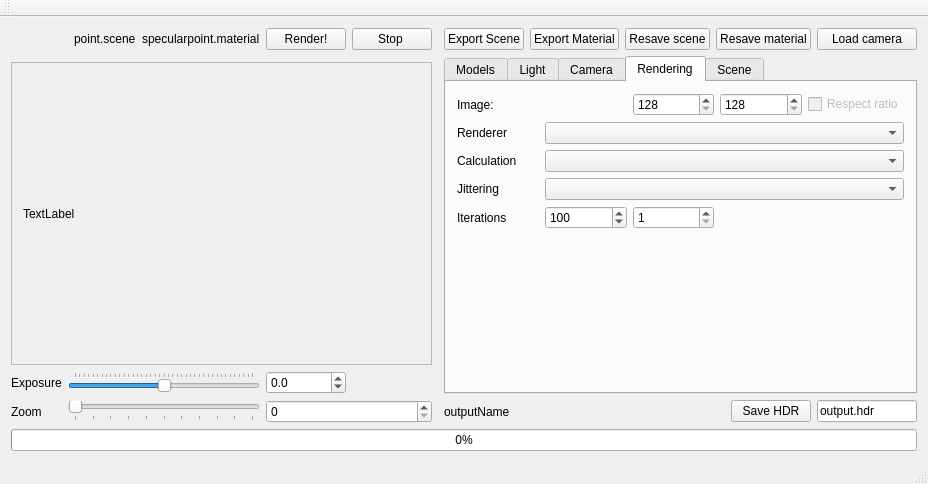
Old version of the form RaySamplesGui/TracingGui/Sources/tracinggui.ui in the repository caronnee/graphicsbasics.
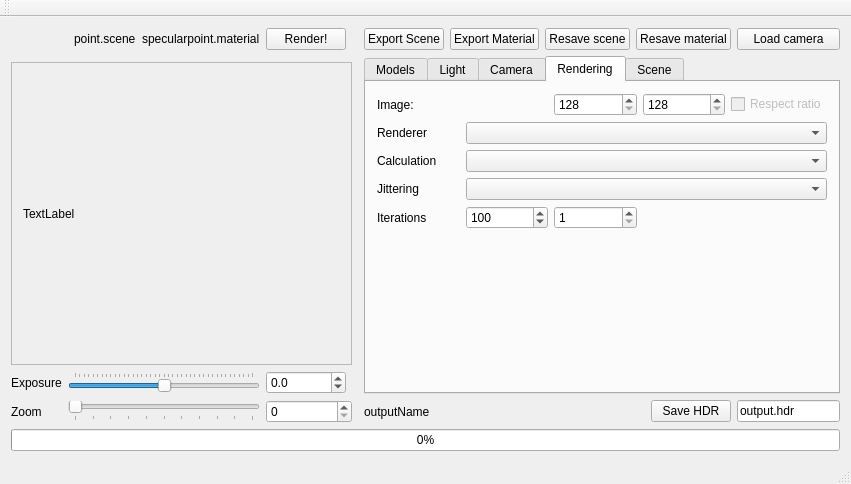
New version of the form. Custom widgets are drawn as their Qt base class.

```diff
--- a/RaySamplesGui/TracingGui/Sources/tracinggui.ui
+++ b/RaySamplesGui/TracingGui/Sources/tracinggui.ui
@@ -1117,7 +1117,7 @@
         <rect>
          <x>0</x>
          <y>0</y>
-         <width>385</width>
+         <width>310</width>
          <height>289</height>
         </rect>
        </property>
@@ -1145,13 +1145,6 @@
       </widget>
      </widget>
     </item>
-    <item row="6" column="5">
-     <widget class="QPushButton" name="stopRendering">
-      <property name="text">
-       <string>Stop </string>
-      </property>
-     </widget>
-    </item>
     <item row="6" column="4">
      <widget class="QPushButton" name="bRender">
       <property name="text">
```
